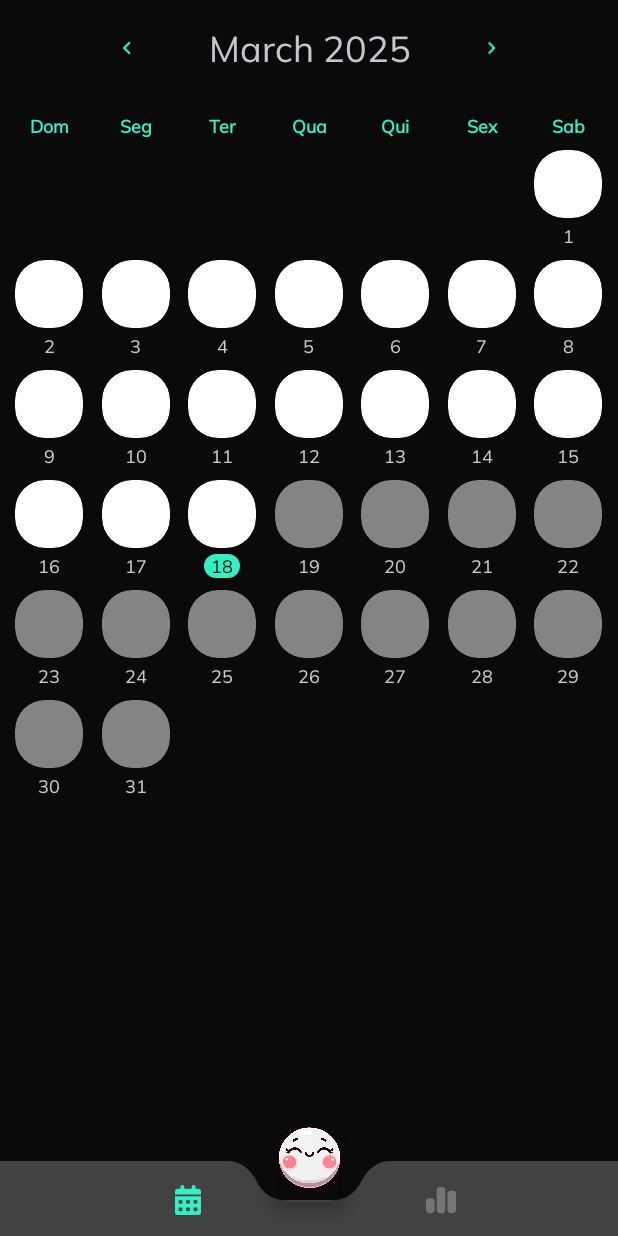
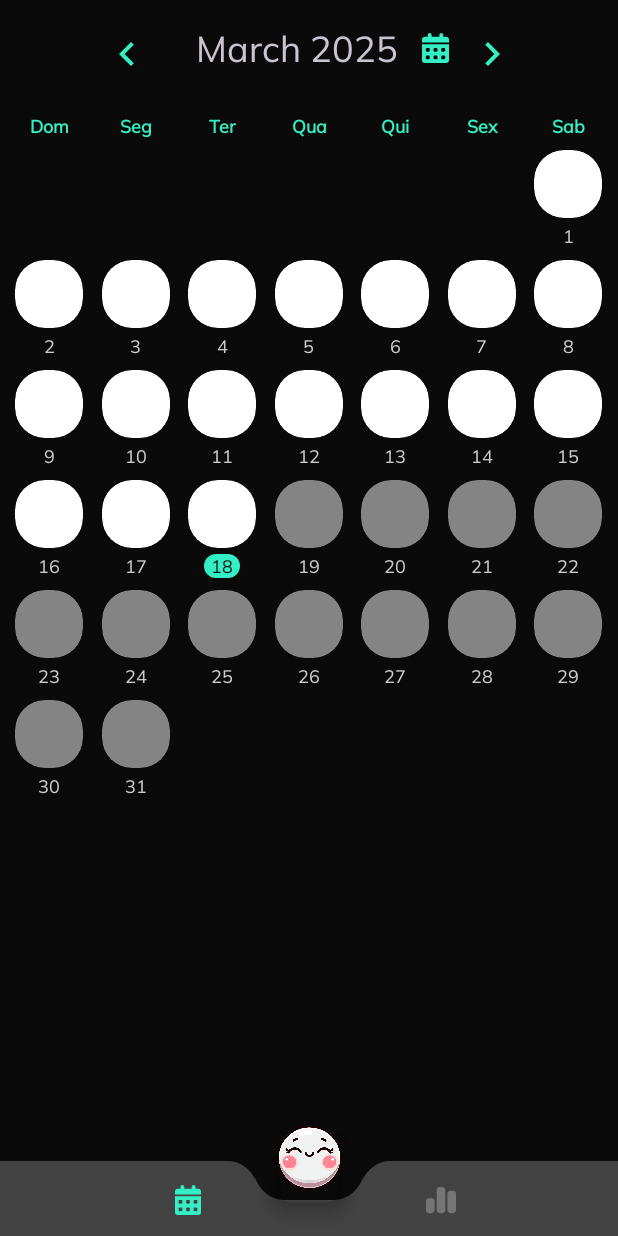
Before and after one commit to Leo-Trevisol/MoodSnap, an Android app: the screen it shows after launch (MainActivity), on a phone screen of 412 x 824 dp. Run offline under Robolectric (Android 15) with nearby library versions, the phone set to English and light mode, and no system bars; our stand-ins replace Room's generated code, navigation-ui.

```diff
--- /dev/null
+++ b/app/src/main/res/drawable/ic_calendar_24_green.xml
@@ -0,0 +1,9 @@
+<vector xmlns:android="http://schemas.android.com/apk/res/android"
+    android:height="20dp"
+    android:viewportHeight="512"
+    android:viewportWidth="448"
+    android:width="18dp">
+
+    <path android:fillColor="@color/primary_green" android:pathData="M128,0c17.7,0 32,14.3 32,32l0,32 128,0 0,-32c0,-17.7 14.3,-32 32,-32s32,14.3 32,32l0,32 48,0c26.5,0 48,21.5 48,48l0,48L0,160l0,-48C0,85.5 21.5,64 48,64l48,0 0,-32c0,-17.7 14.3,-32 32,-32zM0,192l448,0 0,272c0,26.5 -21.5,48 -48,48L48,512c-26.5,0 -48,-21.5 -48,-48L0,192zM64,272l0,32c0,8.8 7.2,16 16,16l32,0c8.8,0 16,-7.2 16,-16l0,-32c0,-8.8 -7.2,-16 -16,-16l-32,0c-8.8,0 -16,7.2 -16,16zM192,272l0,32c0,8.8 7.2,16 16,16l32,0c8.8,0 16,-7.2 16,-16l0,-32c0,-8.8 -7.2,-16 -16,-16l-32,0c-8.8,0 -16,7.2 -16,16zM336,256c-8.8,0 -16,7.2 -16,16l0,32c0,8.8 7.2,16 16,16l32,0c8.8,0 16,-7.2 16,-16l0,-32c0,-8.8 -7.2,-16 -16,-16l-32,0zM64,400l0,32c0,8.8 7.2,16 16,16l32,0c8.8,0 16,-7.2 16,-16l0,-32c0,-8.8 -7.2,-16 -16,-16l-32,0c-8.8,0 -16,7.2 -16,16zM208,384c-8.8,0 -16,7.2 -16,16l0,32c0,8.8 7.2,16 16,16l32,0c8.8,0 16,-7.2 16,-16l0,-32c0,-8.8 -7.2,-16 -16,-16l-32,0zM320,400l0,32c0,8.8 7.2,16 16,16l32,0c8.8,0 16,-7.2 16,-16l0,-32c0,-8.8 -7.2,-16 -16,-16l-32,0c-8.8,0 -16,7.2 -16,16z"/>
+
+</vector>
--- a/app/src/main/res/layout/fragment_home.xml
+++ b/app/src/main/res/layout/fragment_home.xml
@@ -5,23 +5,6 @@
     android:layout_width="match_parent"
     android:layout_height="match_parent"
     tools:context=".ui.home.HomeFragment">
-
-    <LinearLayout
-        android:layout_width="match_parent"
-        android:layout_height="wrap_content"
-        android:orientation="horizontal"
-        android:gravity="center_vertical"
-        android:padding="16dp">
-
-        <Spinner
-            android:id="@+id/month_year_spinner"
-            android:layout_width="0dp"
-            android:layout_height="0dp"
-            android:visibility="gone"
-            android:enabled="false"
-            android:clickable="false"/>
-
-    </LinearLayout>
 
     <LinearLayout
         android:id="@+id/date_container"
@@ -44,6 +27,8 @@
             android:background="?attr/selectableItemBackgroundBorderless"
             android:clickable="true"
             android:focusable="true"
+            android:scaleType="center"
+            android:scrollY="-4dp"
             app:tint="@color/primary_green"/>
 
         <com.google.android.material.textview.MaterialTextView
@@ -54,7 +39,8 @@
             android:gravity="center"
             android:layout_marginHorizontal="16dp"
             android:textSize="24sp"
-            tools:text="Janeiro 2024"/>
+            tools:text="Janeiro 2024"
+            android:drawableEnd="@drawable/ic_calendar_24_green"/>
 
         <ImageView
             android:id="@+id/btn_next_month"
@@ -66,6 +52,8 @@
             android:background="?attr/selectableItemBackgroundBorderless"
             android:clickable="true"
             android:focusable="true"
+            android:scaleType="center"
+            android:scrollY="-4dp"
             app:tint="@color/primary_green"/>
 
     </LinearLayout>
```
Also changed, not shown: app/src/main/java/com/br/leo/moodsnap/ui/home/HomeFragment.kt (+0 -31 lines), app/src/main/res/layout/activity_edit_description.xml (+8 -2 lines).
